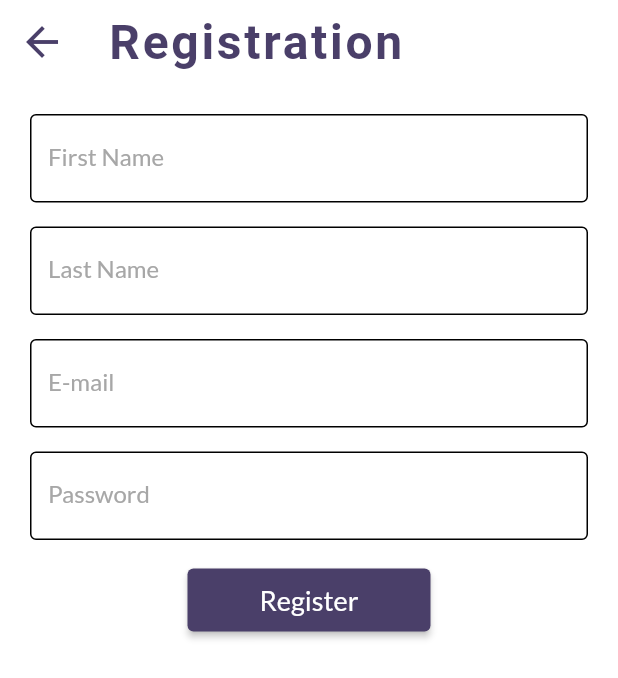
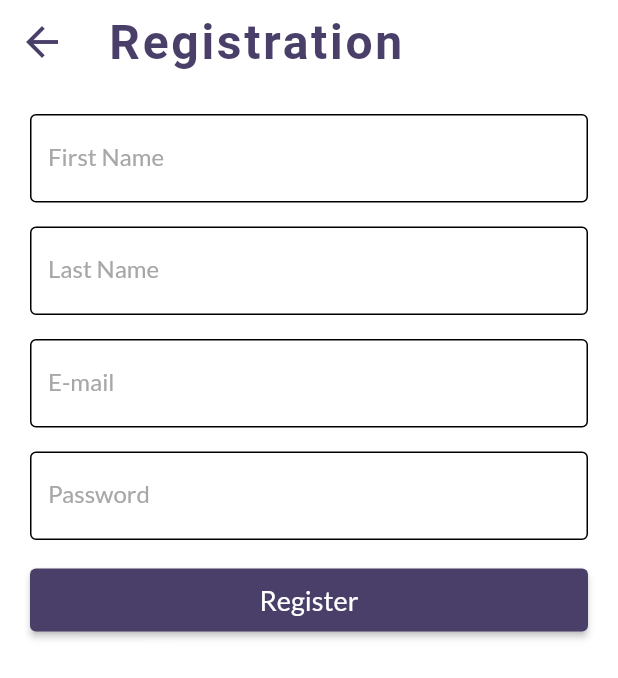
Before and after one commit to t3j3ndrA/flutter-chat-app, a Flutter app: the RegistrationScreen screen opened by its route, on a phone screen of 412 x 824 dp. Shown: the top 678 px of the screen. Run offline on Flutter 3.47's test engine with Material 2 defaults, Android fonts, the phone set to English and light mode, and no system bars; our stand-ins replace cloud_firestore, firebase_auth, firebase_core, firebase_storage, flutter_spinkit, fluttertoast and 2 more; accounts and stored records are empty.

Commit message:
routing fixed + registration button ui fixed

```diff
--- a/lib/screens/registration/ragistration_screen.dart
+++ b/lib/screens/registration/ragistration_screen.dart
@@ -91,11 +91,7 @@ class _RegistrationScreenState extends State<RegistrationScreen> {
                           final conversations = Provider.of<Conversations>(
                               context,
                               listen: false);
-                          // Provider.of<Conversations>(context, listen: false)
-                          //     .updateLoggedInId(
-                          //         newId: Provider.of<LoggedInUser>(context,
-                          //                 listen: false)
-                          //             .uid);
+
                           Navigator.pushNamedAndRemoveUntil(
                               context, '/home', (route) => false);
                         }
@@ -103,7 +99,6 @@ class _RegistrationScreenState extends State<RegistrationScreen> {
                     },
                     child: Container(
                       padding: EdgeInsets.fromLTRB(10, 10, 10, 10),
-                      width: 130,
                       child: Center(
                         child: !isLoading
                             ? Text('Register',
--- a/lib/screens/signIn/signIn.dart
+++ b/lib/screens/signIn/signIn.dart
@@ -87,8 +87,7 @@ class _SignInScreenState extends State<SignInScreen> {
               ElevatedButton(
                   style: getButtonStyle(),
                   onPressed: () {
-                    Navigator.pushNamedAndRemoveUntil(
-                        context, '/register', (route) => false);
+                    Navigator.pushNamed(context, '/register');
                   },
                   child: Container(
                     padding: EdgeInsets.fromLTRB(10, 10, 10, 10),
```
